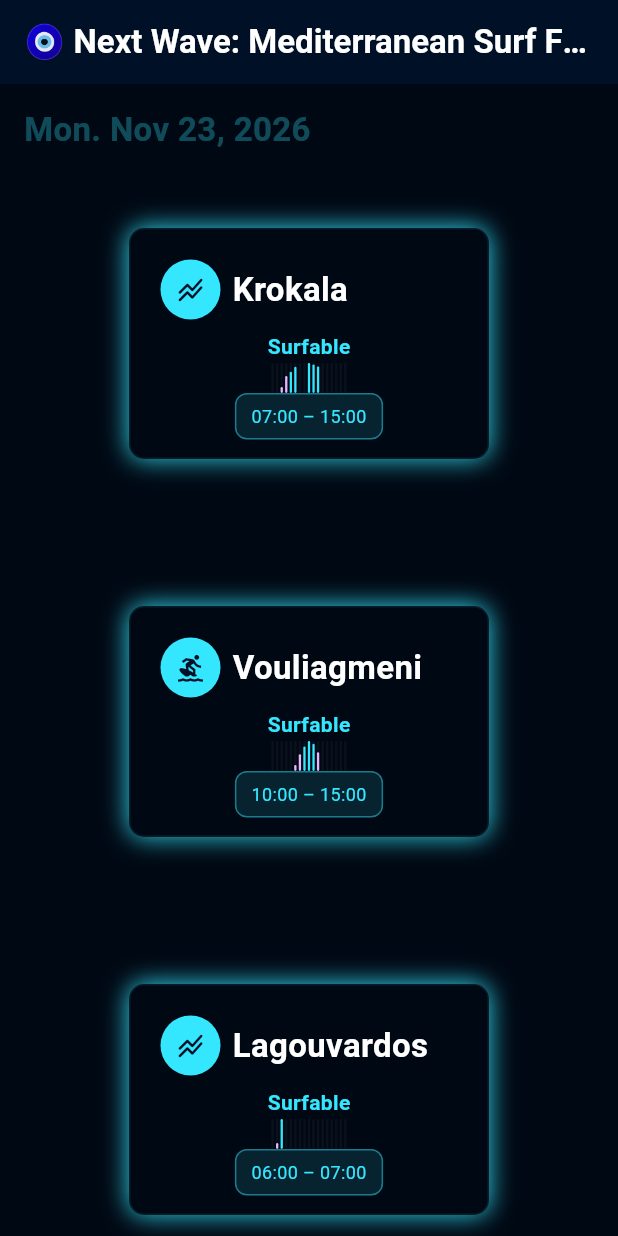
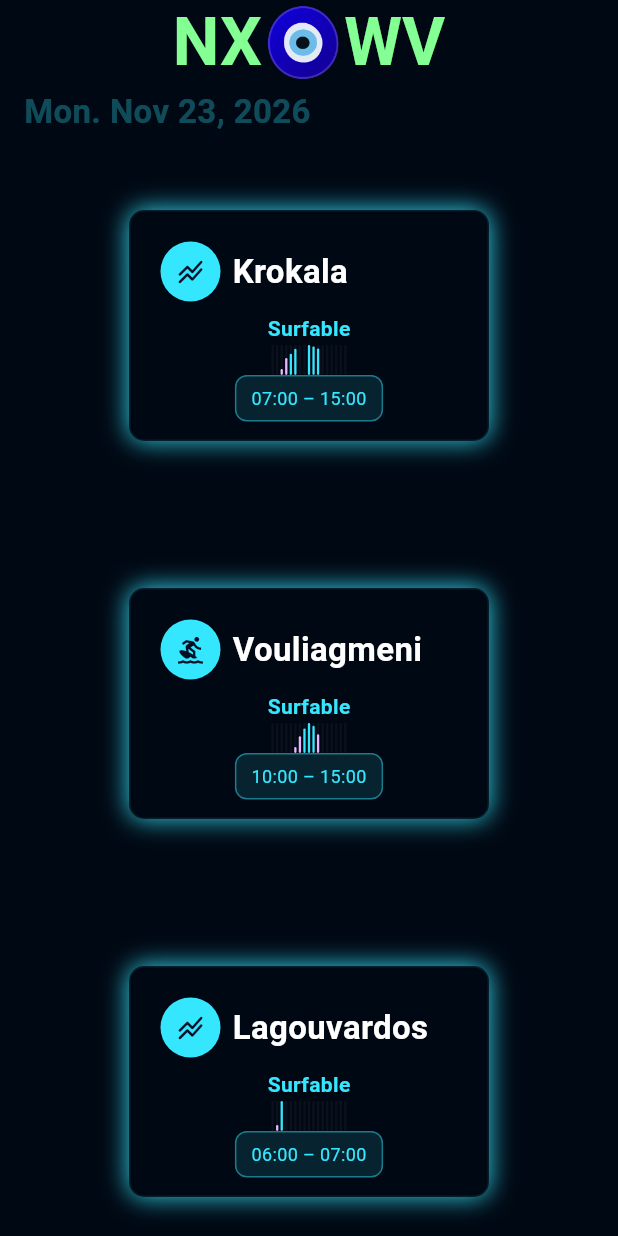
Before and after one commit to thecmanp11/NextWave, a Flutter app: the screen it shows after launch, on a phone screen of 412 x 824 dp. Run offline on Flutter 3.47's test engine with Material 3 defaults, Android fonts, the phone set to English and light mode, and no system bars; our stand-ins replace flutter_riverpod.

Commit message:
ui final touches

```diff
--- a/nxwv/lib/home.dart
+++ b/nxwv/lib/home.dart
@@ -1,4 +1,7 @@
+import 'dart:ui';
+
 import 'package:flutter/material.dart';
+import 'package:nxwv/constants.dart';
 import 'package:nxwv/surf_events/scrolls/surf_event_grid.dart';
 import 'package:nxwv/surf_events/ui/surf_event_filters.dart';
 
@@ -8,10 +11,34 @@ class HomeBase extends StatelessWidget {
   @override
   Widget build(BuildContext context) {
     return Scaffold(
-      appBar: AppBar(title: Text('🧿 Next Wave: Mediterranean Surf Finder')),
+      extendBodyBehindAppBar: true,
+      appBar: AppBar(
+        automaticallyImplyLeading: false,
+        elevation: 0,
+        scrolledUnderElevation: 0,
+        backgroundColor: Colors.transparent,
+        surfaceTintColor: Colors.transparent,
+        flexibleSpace: IgnorePointer(
+          child: DecoratedBox(
+            decoration: BoxDecoration(
+              gradient: LinearGradient(
+                begin: Alignment.topCenter,
+                end: Alignment.bottomCenter,
+                colors: [kNwBkg, kNwBkg.withValues(alpha: 0.0)],
+              ),
+            ),
+          ),
+        ),
 
+        centerTitle: true,
+        title: Text(
+          'NX🧿WV',
+          style: NwTextStyles.title.c(kNwMint).bold().copyWith(fontSize: 44),
+        ),
+      ),
       body: Column(
         children: [
+          SizedBox(height: 44),
           // SurfEventFilters(),
           SurfEventGrid(),
         ],
--- a/nxwv/lib/surf_events/scrolls/surf_event_grid.dart
+++ b/nxwv/lib/surf_events/scrolls/surf_event_grid.dart
@@ -39,6 +39,7 @@ class SurfEventGrid extends ConsumerWidget {
 
           // build sliver based on DATES -- then look UP events based on dates, sort them there
           return CustomScrollView(
+            physics: BouncingScrollPhysics(),
             slivers: [
               SliverList.builder(
                 itemCount: dateSet.length,
```
